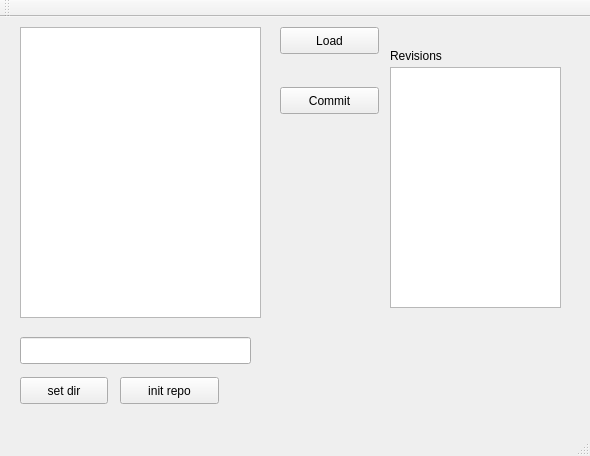
The window that mainwindow.ui (johnty/qt-git-test) describes before a commit, drawn with Qt 5.
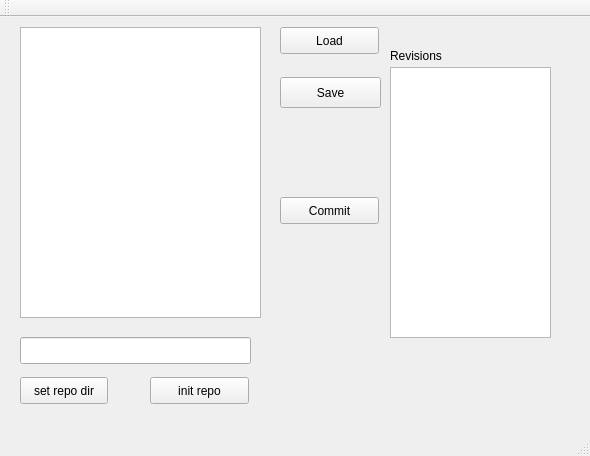
The same window after the commit.

```diff
--- a/mainwindow.ui
+++ b/mainwindow.ui
@@ -24,7 +24,7 @@
      </rect>
     </property>
     <property name="text">
-     <string>set dir</string>
+     <string>set repo dir</string>
     </property>
    </widget>
    <widget class="QLineEdit" name="textRepoLocation">
@@ -43,7 +43,7 @@
    <widget class="QPushButton" name="pushButtonInit">
     <property name="geometry">
      <rect>
-      <x>120</x>
+      <x>150</x>
       <y>360</y>
       <width>99</width>
       <height>27</height>
@@ -67,7 +67,7 @@
     <property name="geometry">
      <rect>
       <x>280</x>
-      <y>70</y>
+      <y>180</y>
       <width>99</width>
       <height>27</height>
      </rect>
@@ -76,16 +76,6 @@
      <string>Commit</string>
     </property>
    </widget>
-   <widget class="QTextEdit" name="textEdit">
-    <property name="geometry">
-     <rect>
-      <x>390</x>
-      <y>50</y>
-      <width>171</width>
-      <height>241</height>
-     </rect>
-    </property>
-   </widget>
    <widget class="QLabel" name="label">
     <property name="geometry">
      <rect>
@@ -112,6 +102,29 @@
      <string>Load</string>
     </property>
    </widget>
+   <widget class="QPushButton" name="pushButtonSave">
+    <property name="geometry">
+     <rect>
+      <x>280</x>
+      <y>60</y>
+      <width>101</width>
+      <height>31</height>
+     </rect>
+    </property>
+    <property name="text">
+     <string>Save</string>
+    </property>
+   </widget>
+   <widget class="QListWidget" name="listRevisions">
+    <property name="geometry">
+     <rect>
+      <x>390</x>
+      <y>50</y>
+      <width>161</width>
+      <height>271</height>
+     </rect>
+    </property>
+   </widget>
   </widget>
   <widget class="QMenuBar" name="menuBar">
    <property name="geometry">
```
Left out of the diff: 2 changed lines with no effect on the pictures.
